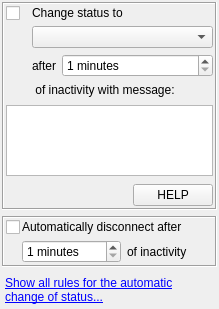
Before: the Qt Designer form src/plugins/autostatus/autostatusoptionswidget2.ui in xnamed/vacuum-im, drawn with Qt 5.
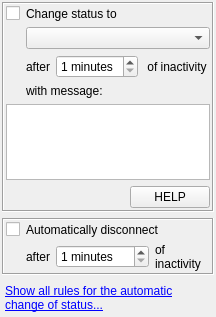
After: the same form once the commit is applied.

```diff
--- a/src/plugins/autostatus/autostatusoptionswidget2.ui
+++ b/src/plugins/autostatus/autostatusoptionswidget2.ui
@@ -6,8 +6,8 @@
    <rect>
     <x>0</x>
     <y>0</y>
-    <width>219</width>
-    <height>309</height>
+    <width>216</width>
+    <height>317</height>
    </rect>
   </property>
   <property name="sizePolicy">
@@ -16,7 +16,7 @@
     <verstretch>0</verstretch>
    </sizepolicy>
   </property>
-  <layout class="QVBoxLayout" name="verticalLayout_6">
+  <layout class="QVBoxLayout" name="verticalLayout">
    <property name="leftMargin">
     <number>2</number>
    </property>
@@ -44,9 +44,6 @@
       <enum>QFrame::Sunken</enum>
      </property>
      <layout class="QVBoxLayout" name="verticalLayout_3">
-      <property name="spacing">
-       <number>8</number>
-      </property>
       <property name="leftMargin">
        <number>2</number>
       </property>
@@ -60,10 +57,8 @@
        <number>2</number>
       </property>
       <item>
-       <layout class="QHBoxLayout" name="horizontalLayout_3">
-        <item>
-         <layout class="QVBoxLayout" name="verticalLayout_2">
-          <item>
+       <layout class="QFormLayout" name="formLayout_2">
+        <item row="0" column="0">
            <widget class="QCheckBox" name="chbAwayEnable">
             <property name="sizePolicy">
              <sizepolicy hsizetype="Maximum" vsizetype="Maximum">
@@ -76,31 +71,14 @@
             </property>
            </widget>
           </item>
-          <item>
-           <spacer name="verticalSpacer">
-            <property name="orientation">
-             <enum>Qt::Vertical</enum>
-            </property>
-            <property name="sizeHint" stdset="0">
-             <size>
-              <width>20</width>
-              <height>40</height>
-             </size>
-            </property>
-           </spacer>
-          </item>
-         </layout>
-        </item>
-        <item>
-         <layout class="QVBoxLayout" name="verticalLayout">
-          <item>
+        <item row="0" column="1">
            <widget class="QLabel" name="label_2">
             <property name="text">
              <string>Change status to</string>
             </property>
            </widget>
           </item>
-          <item>
+        <item row="1" column="1">
            <widget class="QComboBox" name="cmbAwayStatus">
             <property name="sizePolicy">
              <sizepolicy hsizetype="Expanding" vsizetype="Fixed">
@@ -110,7 +88,7 @@
             </property>
            </widget>
           </item>
-          <item>
+        <item row="2" column="1">
            <layout class="QHBoxLayout" name="horizontalLayout_2">
             <item>
              <widget class="QLabel" name="lblAwayAfter">
@@ -122,7 +100,7 @@
             <item>
              <widget class="QSpinBox" name="spbAwayTime">
               <property name="sizePolicy">
-               <sizepolicy hsizetype="Expanding" vsizetype="Fixed">
+             <sizepolicy hsizetype="Preferred" vsizetype="Fixed">
                 <horstretch>0</horstretch>
                 <verstretch>0</verstretch>
                </sizepolicy>
@@ -138,9 +116,16 @@
               </property>
              </widget>
             </item>
-           </layout>
-          </item>
           <item>
+           <widget class="QLabel" name="label_3">
+            <property name="text">
+             <string> of inactivity </string>
+            </property>
+           </widget>
+          </item>
+         </layout>
+        </item>
+        <item row="3" column="1">
            <widget class="QLabel" name="lblAwayInactive">
             <property name="sizePolicy">
              <sizepolicy hsizetype="Expanding" vsizetype="Preferred">
@@ -149,7 +134,7 @@
              </sizepolicy>
             </property>
             <property name="text">
-             <string> of inactivity with message:</string>
+           <string>with message:</string>
             </property>
             <property name="wordWrap">
              <bool>true</bool>
@@ -158,8 +143,6 @@
           </item>
          </layout>
         </item>
-       </layout>
-      </item>
       <item>
        <widget class="QTextEdit" name="lneAwayText">
         <property name="sizePolicy">
@@ -220,63 +203,50 @@
      <property name="frameShadow">
       <enum>QFrame::Sunken</enum>
      </property>
-     <layout class="QGridLayout" name="gridLayout">
-      <property name="leftMargin">
-       <number>2</number>
-      </property>
-      <property name="topMargin">
-       <number>2</number>
-      </property>
-      <property name="rightMargin">
-       <number>2</number>
-      </property>
-      <property name="bottomMargin">
-       <number>2</number>
-      </property>
-      <property name="horizontalSpacing">
-       <number>2</number>
-      </property>
-      <item row="0" column="0">
-       <layout class="QVBoxLayout" name="verticalLayout_5">
-        <item>
-         <widget class="QCheckBox" name="chbOfflineEnable">
-          <property name="sizePolicy">
-           <sizepolicy hsizetype="Maximum" vsizetype="Maximum">
-            <horstretch>0</horstretch>
-            <verstretch>0</verstretch>
-           </sizepolicy>
-          </property>
-          <property name="text">
-           <string/>
-          </property>
-         </widget>
-        </item>
-        <item>
-         <spacer name="verticalSpacer_2">
-          <property name="orientation">
-           <enum>Qt::Vertical</enum>
-          </property>
-          <property name="sizeHint" stdset="0">
-           <size>
-            <width>5</width>
-            <height>10</height>
-           </size>
-          </property>
-         </spacer>
-        </item>
-       </layout>
-      </item>
-      <item row="0" column="1">
        <layout class="QVBoxLayout" name="verticalLayout_4">
+      <property name="leftMargin">
+       <number>2</number>
+      </property>
+      <property name="topMargin">
+       <number>2</number>
+      </property>
+      <property name="rightMargin">
+       <number>2</number>
+      </property>
+      <property name="bottomMargin">
+       <number>2</number>
+      </property>
         <item>
+       <layout class="QFormLayout" name="formLayout">
+        <item row="0" column="0">
+         <widget class="QCheckBox" name="chbOfflineEnable">
+          <property name="sizePolicy">
+           <sizepolicy hsizetype="Maximum" vsizetype="Maximum">
+            <horstretch>0</horstretch>
+            <verstretch>0</verstretch>
+           </sizepolicy>
+          </property>
+          <property name="text">
+           <string/>
+          </property>
+         </widget>
+        </item>
+        <item row="0" column="1">
          <widget class="QLabel" name="label">
           <property name="text">
-           <string>Automatically disconnect after</string>
+           <string>Automatically disconnect</string>
           </property>
          </widget>
         </item>
-        <item>
+        <item row="1" column="1">
          <layout class="QHBoxLayout" name="horizontalLayout_5">
+          <item>
+           <widget class="QLabel" name="label_4">
+            <property name="text">
+             <string>after</string>
+            </property>
+           </widget>
+          </item>
           <item>
            <widget class="QSpinBox" name="spbOfflineTime">
             <property name="sizePolicy">
```
Lines whose indentation alone changed are shown as unchanged.
